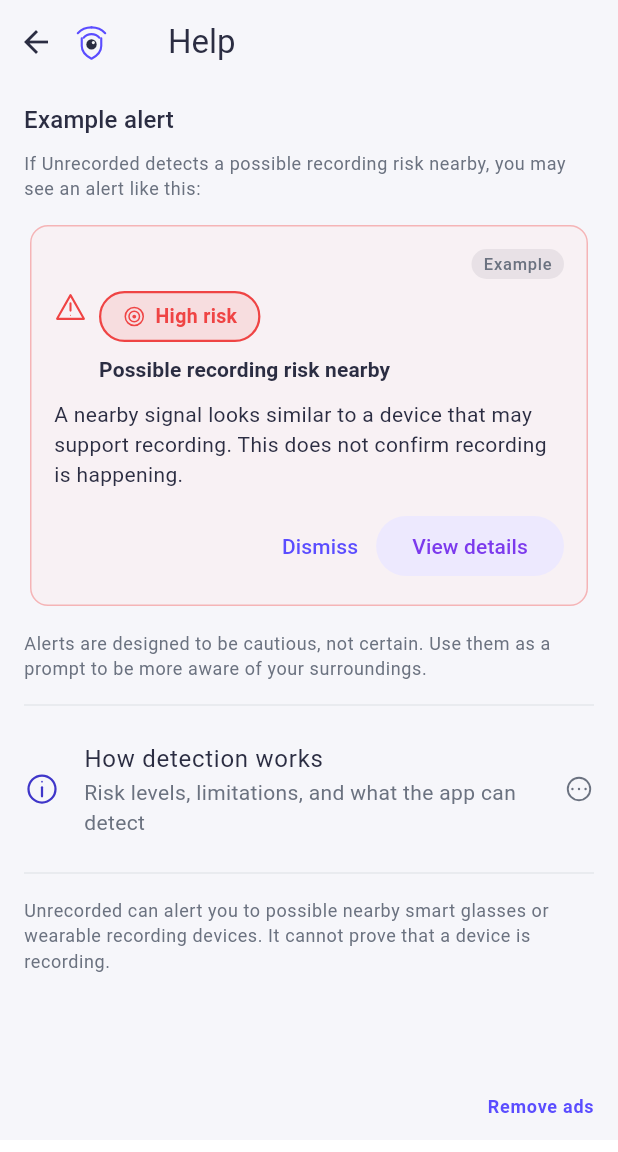
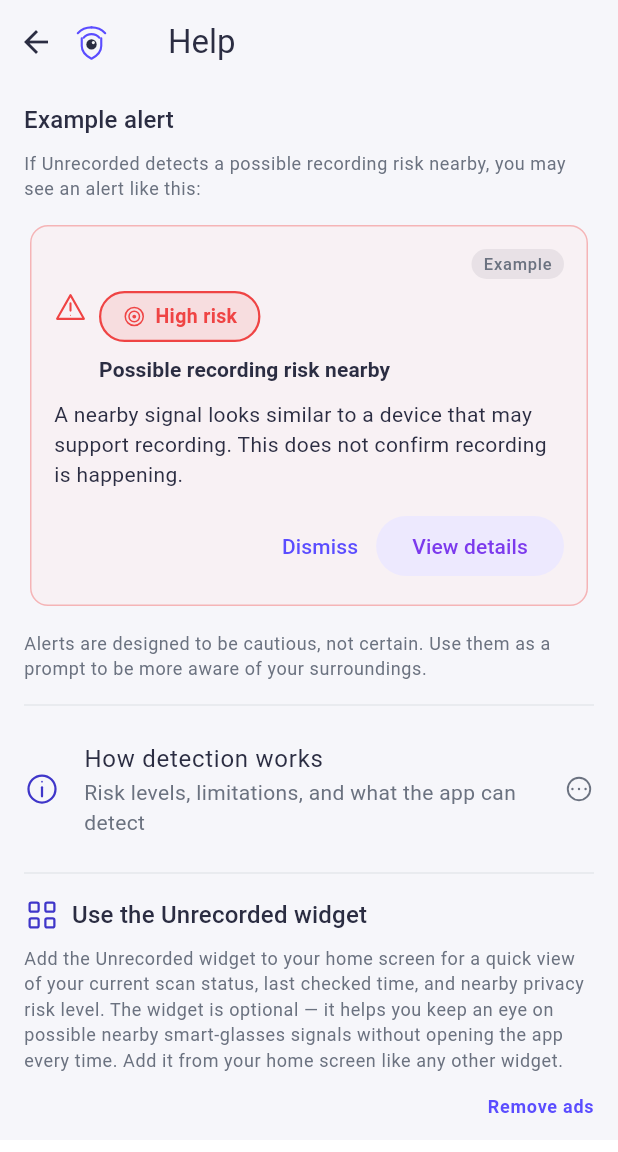
Before and after one commit to meldusadm-coder/Unrecorded, a Flutter app: the HelpScreen screen opened by its route, on a phone screen of 412 x 824 dp. Shown: the top 1152 px of the screen. Run offline on Flutter 3.47's test engine with Material 3 defaults, Android fonts, the phone set to English and light mode, and no system bars; our stand-ins replace device_info_plus, flutter_blue_plus, flutter_local_notifications, flutter_riverpod, flutter_svg, go_router and 5 more; missing offline and left inert: home_widget; accounts and stored records are empty.

Commit message:
feat: add feedback feature and enhance help screen
- Introduced a new feedback screen accessible from both the Help and Settings screens.
- Updated Help screen to display widget usage information for Android users.
- Added new copy for feedback prompts and widget help in the app's copy files.
- Included tests to verify navigation to the feedback screen from various app sections.

```diff
--- /dev/null
+++ b/apps/mobile/lib/copy/feedback_copy.dart
@@ -0,0 +1,59 @@
+/// App-only copy for the feedback feature.
+class FeedbackCopy {
+  FeedbackCopy._();
+
+  static const String sendFeedbackButton = 'Send feedback';
+
+  static const String screenTitle = 'Feedback';
+
+  static const String intro =
+      'Help improve Unrecorded by telling us what was confusing, broken, '
+      'or missing.';
+
+  static const String privacyNote =
+      'Please do not include private conversations, names of people nearby, '
+      'or sensitive details. Scan data stays on your device unless you '
+      'explicitly choose to share a summary.';
+
+  static const String typeLabel = 'Feedback type';
+
+  static const String messageLabel = 'Your message';
+
+  static const String messageHelper =
+      'Tell us what happened. Please avoid including private information '
+      'or names of people nearby.';
+
+  static const String contactEmailLabel = 'Contact email (optional)';
+
+  static const String contactEmailHelper =
+      'Optional — only if you want a reply.';
+
+  static const String diagnosticsTitle = 'Include basic diagnostic info';
+
+  static const String diagnosticsSubtitle =
+      'If enabled, your email may include app version, device model, '
+      'scanner mode, and scan status. No nearby device names or Bluetooth '
+      'identifiers are included.';
+
+  static const String submitSuccess =
+      'Thanks — your feedback helps make Unrecorded clearer and safer to use.';
+
+  static const String fallbackTitle = 'Could not open email app';
+
+  static const String fallbackBody =
+      'No email app was found on this device. You can copy the address '
+      'below or open GitHub to send your feedback another way.';
+
+  static const String fallbackCopyEmail = 'Copy email address';
+
+  static const String fallbackOpenGithub = 'Open on GitHub';
+
+  static const String emailCopied = 'Email address copied';
+
+  static const String invalidEmail = 'Please enter a valid email address';
+
+  static const String feedbackEmail = 'feedback@unrecorded.app';
+
+  static const String githubNewIssueBase =
+      'https://github.com/meldusadm-coder/Unrecorded/issues/new';
+}
--- a/apps/mobile/lib/features/help/help_screen.dart
+++ b/apps/mobile/lib/features/help/help_screen.dart
@@ -2,7 +2,10 @@
 import 'package:flutter_riverpod/flutter_riverpod.dart';
 import 'package:go_router/go_router.dart';
 import 'package:unrecorded_core/unrecorded_core.dart';
+import 'package:unrecorded_mobile/services/scanner_provider.dart';
 import 'package:unrecorded_ui/unrecorded_ui.dart';
+
+import '../../copy/feedback_copy.dart';
 
 class HelpScreen extends ConsumerWidget {
   const HelpScreen({super.key});
@@ -10,6 +13,7 @@
   @override
   Widget build(BuildContext context, WidgetRef ref) {
     final theme = Theme.of(context);
+    final isAndroid = ref.watch(scanRuntimeProvider).isAndroid;
 
     return Scaffold(
       appBar: AppBar(
@@ -76,6 +80,43 @@
               trailing: const UnrecordedListTrailing(),
               onTap: () => context.push('/alert-info'),
             ),
+            if (isAndroid) ...[
+              const Divider(height: 32),
+              Row(
+                children: [
+                  const UnrecordedIcon(
+                    asset: UnrecordedIconAsset.widgetIcon,
+                    size: 24,
+                  ),
+                  const SizedBox(width: 8),
+                  Expanded(
+                    child: Text(
+                      AppCopy.widgetHelpTitle,
+                      style: theme.textTheme.titleMedium,
+                    ),
+                  ),
+                ],
+              ),
+              const SizedBox(height: 8),
+              const HelperText(text: AppCopy.widgetHelpBody),
+              const SizedBox(height: 8),
+              const HelperText(text: AppCopy.widgetHelpLimitations),
+            ],
+            const Divider(height: 32),
+            ListTile(
+              key: const Key('help_feedback_tile'),
+              contentPadding: EdgeInsets.zero,
+              leading: const UnrecordedIcon(
+                asset: UnrecordedIconAsset.share,
+                size: 24,
+              ),
+              title: const Text(FeedbackCopy.sendFeedbackButton),
+              subtitle: const Text(
+                'Tell us what was confusing, broken, or missing',
+              ),
+              trailing: const UnrecordedListTrailing(),
+              onTap: () => context.push('/feedback'),
+            ),
             const Divider(height: 32),
             const HelperText(
               text: PrivacyDisclaimer.detectionDisclaimer,
--- a/apps/mobile/lib/router.dart
+++ b/apps/mobile/lib/router.dart
@@ -3,6 +3,7 @@
 
 import 'features/alerts/alert_details_screen.dart';
 import 'features/alerts/alert_explanation_screen.dart';
+import 'features/feedback/feedback_screen.dart';
 import 'features/help/help_screen.dart';
 import 'features/monetisation/remove_ads_screen.dart';
 import 'features/scan/scan_screen.dart';
@@ -42,6 +43,10 @@
               path: '/settings',
               builder: (context, state) => const SettingsScreen(),
             ),
+            GoRoute(
+              path: '/feedback',
+              builder: (context, state) => const FeedbackScreen(),
+            ),
           ],
         ),
         GoRoute(
--- a/apps/mobile/pubspec.yaml
+++ b/apps/mobile/pubspec.yaml
@@ -30,6 +30,7 @@
     path: ../../packages/unrecorded_ui
   flutter_svg: ^2.0.17
   flutter_local_notifications: ^21.0.0
+  url_launcher: ^6.3.0
 
 dev_dependencies:
   flutter_test:
--- a/packages/unrecorded_core/lib/src/copy/app_copy.dart
+++ b/packages/unrecorded_core/lib/src/copy/app_copy.dart
@@ -93,4 +93,20 @@
   static const String widgetPermissionsNeeded = 'Permissions needed';
   static const String widgetScanningPaused = 'Scanning paused';
   static const String widgetCheckingShortly = 'Checking again shortly';
+
+  // Widget help
+  static const String widgetHelpTitle = 'Use the Unrecorded widget';
+
+  static const String widgetHelpBody =
+      'Add the Unrecorded widget to your home screen for a quick view of '
+      'your current scan status, last checked time, and nearby privacy risk '
+      'level. The widget is optional — it helps you keep an eye on possible '
+      'nearby smart-glasses signals without opening the app every time. '
+      'Add it from your home screen like any other widget.';
+
+  static const String widgetHelpLimitations =
+      'Widget updates can depend on your phone\'s battery settings and '
+      'operating system limits. Scan data stays on your device. A higher '
+      'risk level means nearby signals may match known privacy risk '
+      'indicators — it is not proof that anyone is recording.';
 }
```
Also changed, not shown: apps/mobile/lib/features/feedback/feedback_screen.dart (added, +262 -0 lines), apps/mobile/lib/features/scan/scan_screen.dart (+12 -0 lines), apps/mobile/lib/features/settings/settings_screen.dart (+19 -0 lines), apps/mobile/lib/services/feedback_diagnostics.dart (added, +49 -0 lines), apps/mobile/lib/services/feedback_draft.dart (added, +28 -0 lines), apps/mobile/lib/services/feedback_launcher.dart (added, +17 -0 lines), apps/mobile/lib/services/feedback_mailto.dart (added, +61 -0 lines), 5 other files.
